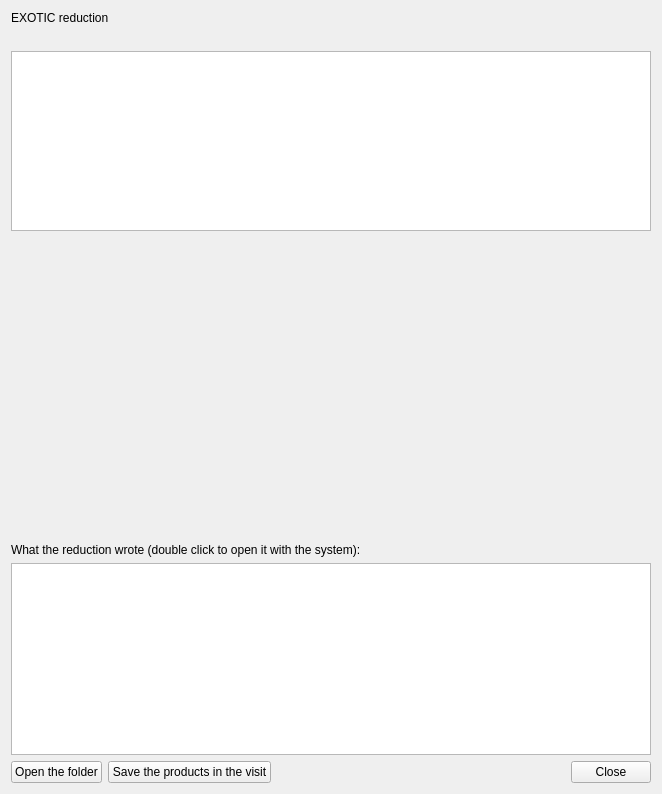
Old version of the form nightscribe/gui/ui/exotic_result_dialog.ui in the repository irydeo/nightscribe.
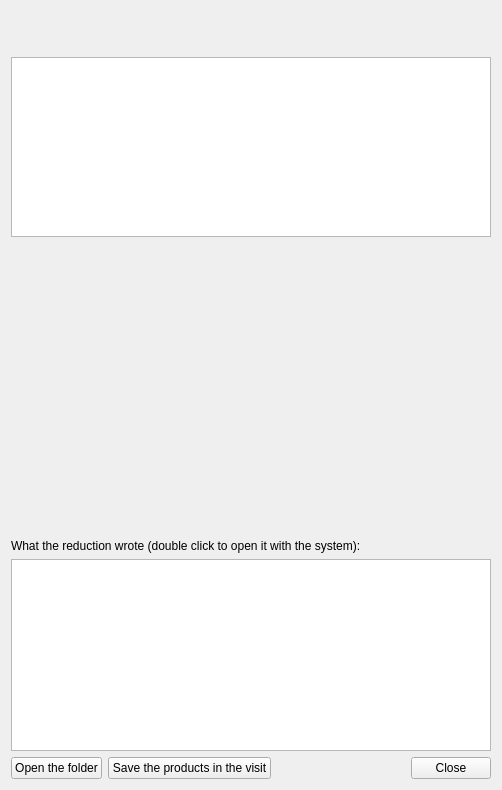
New version of the form.

Commit message: exotic result window: the project's own title, and room to breathe

What changed in the file:
```diff
--- a/nightscribe/gui/ui/exotic_result_dialog.ui
+++ b/nightscribe/gui/ui/exotic_result_dialog.ui
@@ -11,10 +11,15 @@
  <class>ExoticResultDialog</class>
  <widget class="QWidget" name="ExoticWindow">
   <layout class="QVBoxLayout" name="vbox_exotic_result">
+   <property name="leftMargin"><number>11</number></property>
+   <property name="topMargin"><number>11</number></property>
+   <property name="rightMargin"><number>11</number></property>
+   <property name="bottomMargin"><number>11</number></property>
    <item>
-    <widget class="QLabel" name="lbl_title">
-     <property name="text"><string>EXOTIC reduction</string></property>
-    </widget>
+    <layout class="QHBoxLayout" name="row_badge">
+     <item><widget class="QWidget" name="ph_badge"/></item>
+     <item><spacer name="hsp_badge"><property name="orientation"><enum>Qt::Horizontal</enum></property><property name="sizeHint" stdset="0"><size><width>40</width><height>20</height></size></property></spacer></item>
+    </layout>
    </item>
    <item>
     <widget class="QLabel" name="lbl_subtitle">
@@ -33,7 +38,8 @@
     <widget class="QLabel" name="lbl_chart">
      <property name="text"><string/></property>
      <property name="alignment"><set>Qt::AlignCenter</set></property>
-     <property name="minimumSize"><size><width>640</width><height>300</height></size></property>
+     <property name="minimumSize"><size><width>480</width><height>290</height></size></property>
+     <property name="sizePolicy"><sizepolicy hsizetype="Preferred" vsizetype="Expanding"><horstretch>0</horstretch><verstretch>1</verstretch></sizepolicy></property>
     </widget>
    </item>
    <item>
@@ -44,6 +50,7 @@
    <item>
     <widget class="QListWidget" name="lst_files">
      <property name="minimumSize"><size><width>0</width><height>120</height></size></property>
+     <property name="maximumSize"><size><width>16777215</width><height>200</height></size></property>
      <property name="toolTip"><string>The reduction's own files, grouped: the light curve, the field figures with the apertures and the comparison stars, the diagnostics and the data. Double click opens one with the system; «Open the folder» opens all of them at once</string></property>
     </widget>
    </item>
```
Left out of the diff: 7 changed lines with no effect on the pictures. The commit also changes 10 other files.
